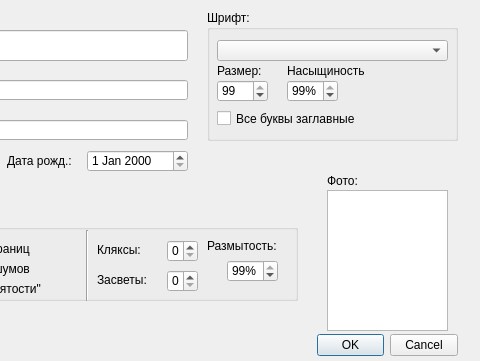
Above: ChangeDataDialog.ui from AM97Y/SyntheticPassportGenerate before the change; both pictures show x 403 to 883 and y 0 to 361 of the 883 by 361 pixel window. Below: the same form after it.
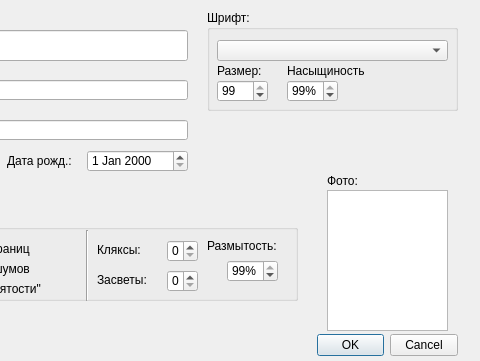
That is the form after the change.

Commit message: Deleted choose upper.

Patch:
```diff
--- a/ChangeDataDialog.ui
+++ b/ChangeDataDialog.ui
@@ -403,7 +403,7 @@
      <x>610</x>
      <y>10</y>
      <width>251</width>
-     <height>131</height>
+     <height>101</height>
     </rect>
    </property>
    <property name="title">
@@ -486,19 +486,6 @@
      </rect>
     </property>
    </widget>
-   <widget class="QCheckBox" name="upperCheckBox">
-    <property name="geometry">
-     <rect>
-      <x>10</x>
-      <y>100</y>
-      <width>161</width>
-      <height>17</height>
-     </rect>
-    </property>
-    <property name="text">
-     <string>Все буквы заглавные</string>
-    </property>
-   </widget>
   </widget>
   <widget class="QGroupBox" name="artifactsGroupBox">
    <property name="geometry">
```
The commit also changes 3 other files.
